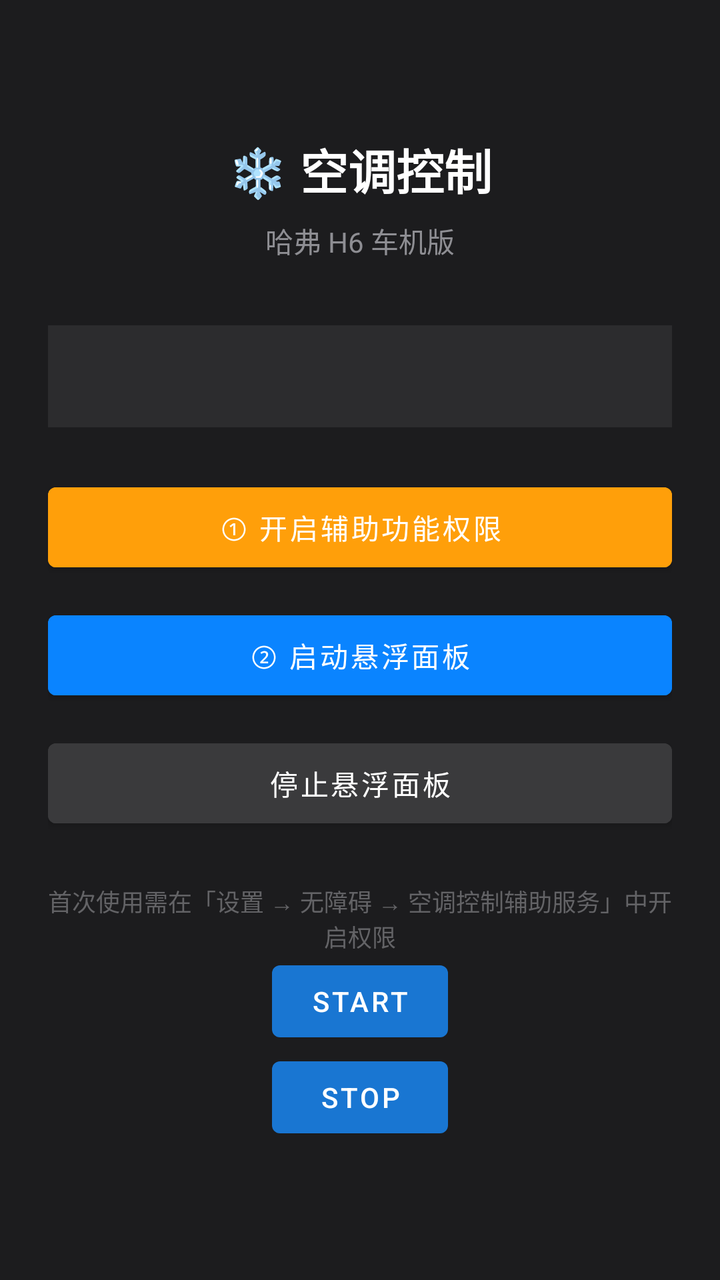
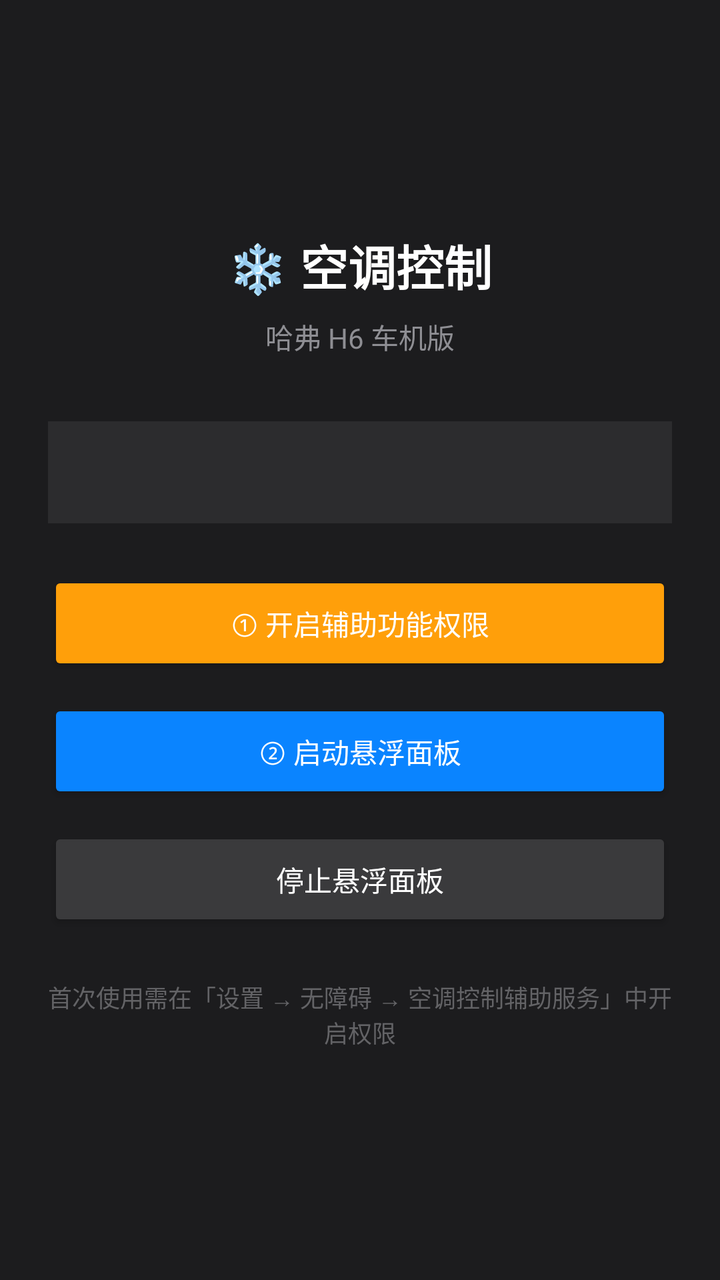

Two renders of the same Android screen: before a commit and after it. Below are the layout's source before the change and the commit's diff.
<!-- AndroidManifest.xml: application theme Theme.AcControl -->
<!-- res/layout/activity_main.xml -->
<?xml version="1.0" encoding="utf-8"?>
<LinearLayout xmlns:android="http://schemas.android.com/apk/res/android"
    android:layout_width="match_parent"
    android:layout_height="match_parent"
    android:gravity="center"
    android:orientation="vertical"
    android:padding="24dp"
    android:background="#1C1C1E">

    <TextView
        android:layout_width="wrap_content"
        android:layout_height="wrap_content"
        android:text="❄ 空调控制"
        android:textColor="#FFFFFF"
        android:textSize="24sp"
        android:textStyle="bold"
        android:layout_marginBottom="8dp"/>

    <TextView
        android:layout_width="wrap_content"
        android:layout_height="wrap_content"
        android:text="哈弗 H6 车机版"
        android:textColor="#8E8E93"
        android:textSize="14sp"
        android:layout_marginBottom="32dp"/>

    
    <TextView
        android:id="@+id/tv_status"
        android:layout_width="match_parent"
        android:layout_height="wrap_content"
        android:background="#2C2C2E"
        android:padding="16dp"
        android:textColor="#EBEBF5"
        android:textSize="14sp"
        android:lineSpacingExtra="4dp"
        android:layout_marginBottom="24dp"/>

    
    <Button
        android:id="@+id/btn_enable_accessibility"
        android:layout_width="match_parent"
        android:layout_height="52dp"
        android:text="① 开启辅助功能权限"
        android:textColor="#FFFFFF"
        android:backgroundTint="#FF9F0A"
        android:layout_marginBottom="12dp"/>

    
    <Button
        android:id="@+id/btn_start_service"
        android:layout_width="match_parent"
        android:layout_height="52dp"
        android:text="② 启动悬浮面板"
        android:textColor="#FFFFFF"
        android:backgroundTint="#0A84FF"
        android:layout_marginBottom="12dp"/>

    
    <Button
        android:id="@+id/btn_stop_service"
        android:layout_width="match_parent"
        android:layout_height="52dp"
        android:text="停止悬浮面板"
        android:textColor="#FFFFFF"
        android:backgroundTint="#3A3A3C"/>

    <TextView
        android:layout_width="match_parent"
        android:layout_height="wrap_content"
        android:text="首次使用需在「设置 → 无障碍 → 空调控制辅助服务」中开启权限"
        android:textColor="#636366"
        android:textSize="12sp"
        android:gravity="center"
        android:layout_marginTop="24dp"/>
    <Button
        android:id="@+id/btn_start"
        android:layout_width="wrap_content"
        android:layout_height="wrap_content"
        android:text="Start" />

    <Button
        android:id="@+id/btn_stop"
        android:layout_width="wrap_content"
        android:layout_height="wrap_content"
        android:text="Stop" />
</LinearLayout>
<!-- resources referenced by this layout -->
<resources>
  <style name="Theme.AcControl" parent="Theme.MaterialComponents.DayNight.DarkActionBar">
          <item name="colorPrimary">@color/colorPrimary</item>
          <item name="colorPrimaryDark">@color/colorPrimaryDark</item>
          <item name="colorAccent">@color/colorAccent</item>
      </style>
  <color name="colorPrimary">#1976D2</color>
  <color name="colorPrimaryDark">#1565C0</color>
  <color name="colorAccent">#42A5F5</color>
</resources>

<!-- the commit's change to res/layout/activity_main.xml (unified diff, before → after) -->
@@ -73,15 +73,5 @@
         android:textSize="12sp"
         android:gravity="center"
         android:layout_marginTop="24dp"/>
-    <Button
-        android:id="@+id/btn_start"
-        android:layout_width="wrap_content"
-        android:layout_height="wrap_content"
-        android:text="Start" />
 
-    <Button
-        android:id="@+id/btn_stop"
-        android:layout_width="wrap_content"
-        android:layout_height="wrap_content"
-        android:text="Stop" />
 </LinearLayout>
<!-- resource entries referenced after the edit -->
@@ -1,12 +1,12 @@
 <!-- resources referenced by this layout -->
 <resources>
-  <style name="Theme.AcControl" parent="Theme.MaterialComponents.DayNight.DarkActionBar">
+  <style name="Theme.AcControl" parent="Theme.AppCompat.Light.DarkActionBar">
           <item name="colorPrimary">@color/colorPrimary</item>
           <item name="colorPrimaryDark">@color/colorPrimaryDark</item>
           <item name="colorAccent">@color/colorAccent</item>
       </style>
-  <color name="colorPrimary">#1976D2</color>
-  <color name="colorPrimaryDark">#1565C0</color>
-  <color name="colorAccent">#42A5F5</color>
+  <color name="colorPrimary">#2196F3</color>
+  <color name="colorPrimaryDark">#1976D2</color>
+  <color name="colorAccent">#03DAC5</color>
 </resources>
 
